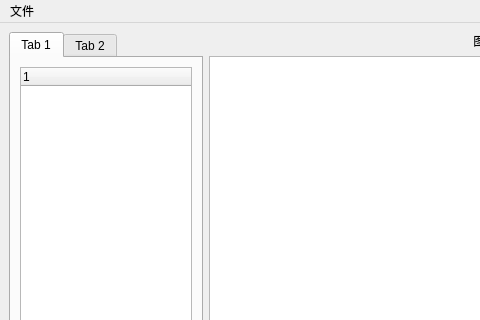
The window that src/gui/ui/ui_mainwindow.ui (Mech-Who/ImageReader) describes before a commit, drawn with Qt 5; both pictures show x 0 to 480 and y 0 to 320 of the 800 by 600 pixel window.
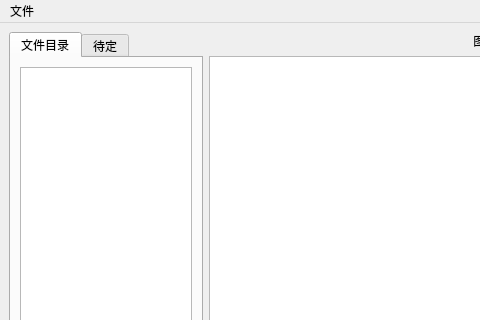
The same window after the commit. The open tabs and pages were chosen to show the change.

Commit message: main: Added 从图片目录展示图片

Patch:
```diff
--- a/src/gui/ui/ui_mainwindow.ui
+++ b/src/gui/ui/ui_mainwindow.ui
@@ -35,17 +35,17 @@
       </property>
       <widget class="QWidget" name="dirTab">
        <attribute name="title">
-        <string>Tab 1</string>
+        <string>文件目录</string>
        </attribute>
        <layout class="QGridLayout" name="gridLayout_2">
         <item row="0" column="0">
-         <widget class="QTreeWidget" name="fileTreeWidget"/>
+         <widget class="QTreeView" name="fileTreeView"/>
         </item>
        </layout>
       </widget>
       <widget class="QWidget" name="otherTab">
        <attribute name="title">
-        <string>Tab 2</string>
+        <string>待定</string>
        </attribute>
       </widget>
      </widget>
```
Left out of the diff: 2 changed lines with no effect on the pictures. The commit also changes 4 other files.
